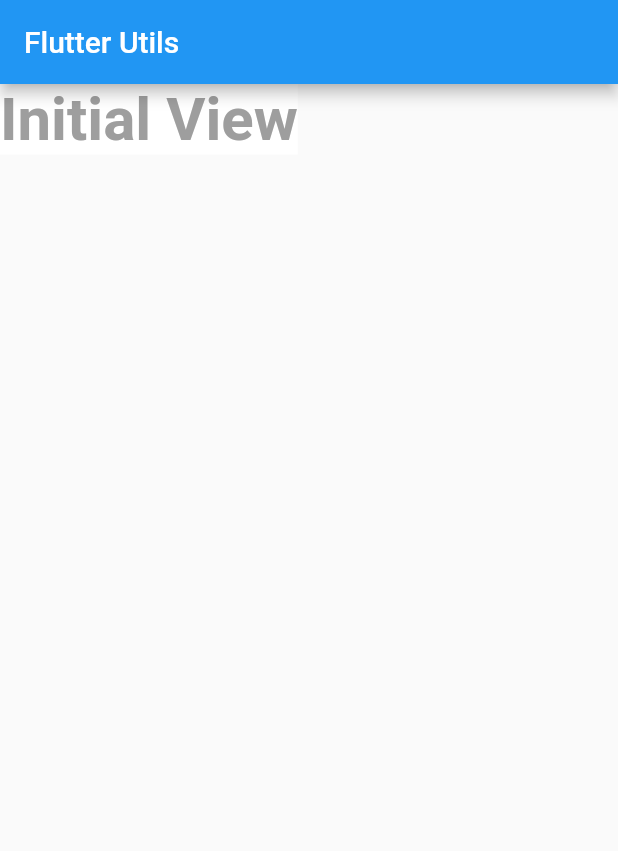
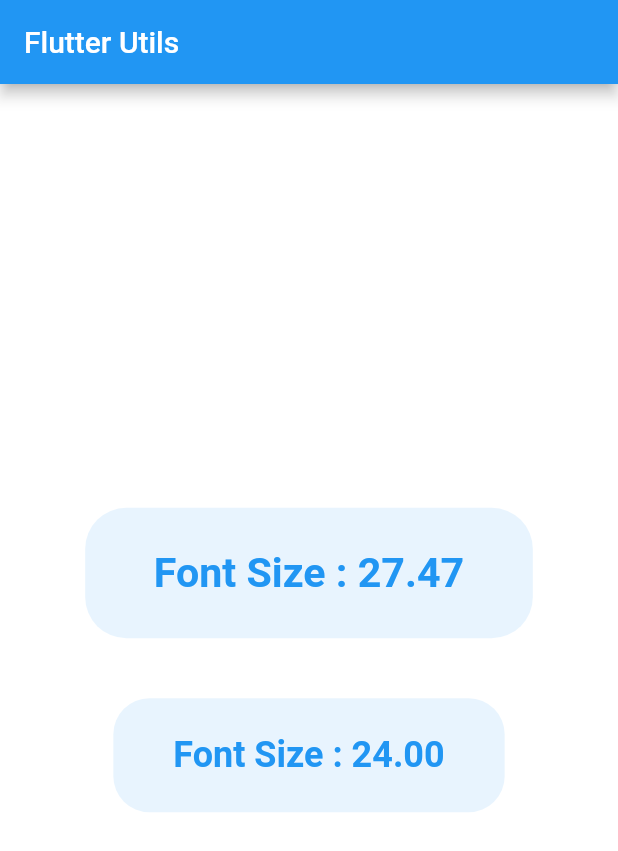
Before and after one commit to Mohiuddin655-DEV/flutter_utils, a Flutter app: the screen it shows after launch, on a phone screen of 412 x 824 dp. Shown: the top 851 px of the screen. Run offline on Flutter 3.47's test engine with Material 2 defaults, Android fonts, the light colour scheme and no system bars.

Commit message:
size_config - v1.0.0

```diff
--- /dev/null
+++ b/lib/core/utils/size_config.dart
@@ -0,0 +1,131 @@
+import 'package:flutter/cupertino.dart';
+
+class SizeConfig {
+  final int _resMobile = 480; //320 << 480
+  final int _resPad = 768; //481 << 768
+  final int _resLaptop = 1024; //769 << 1024
+  final int _resDesktop = 1200; //1025 << 1200
+
+  late Size mSize;
+  late double mScreenWidth;
+  late double mScreenHeight;
+  late double _detectedPixel, _detectedSpace;
+  late bool isMobile, isPad, isLaptop, isDesktop, isTV;
+
+  SizeConfig(BuildContext context, bool isScreenDetected) {
+    mSize = MediaQuery.of(context).size;
+    mScreenWidth = mSize.width;
+    mScreenHeight = mSize.height;
+    isMobile = mScreenWidth <= _resMobile;
+    isPad = mScreenWidth > _resMobile && mScreenWidth <= _resPad;
+    isLaptop = mScreenWidth > _resPad && mScreenWidth <= _resLaptop;
+    isDesktop = mScreenWidth > _resLaptop && mScreenWidth <= _resDesktop;
+    isTV = mScreenWidth > _resDesktop;
+    _detectedPixel = isScreenDetected ? _suggestedPixel() : mScreenWidth;
+    _detectedSpace = isScreenDetected ? _suggestedSpace() : mScreenWidth;
+  }
+
+  static SizeConfig of(BuildContext context,
+      {bool isScreenDetected = false}) {
+    return SizeConfig(context, isScreenDetected);
+  }
+
+  double percentageSize(double totalSize, double percentageSize) {
+    if (percentageSize > 100) return totalSize;
+    if (percentageSize < 0) return 0;
+    return totalSize * (percentageSize / 100);
+  }
+
+  double dividedSize(double totalSize, double dividedLength) {
+    if (dividedLength > totalSize) return totalSize;
+    if (dividedLength < 0) return 0;
+    return totalSize / dividedLength;
+  }
+
+  double fontSize(double initialSize) {
+    final x = initialSize / _screenVariant();
+    final v = x < 0 ? 1.0 : x;
+    return percentageSize(_detectedPixel, v);
+  }
+
+  double pixel(double initialSize, {bool isScreenDetected = false}) {
+    final x = initialSize / _screenVariant();
+    final v = x < 0 ? 1.0 : x;
+    return percentageSize(_detectedPixel, v);
+  }
+
+  double space(double initialSize) {
+    final x = initialSize / _screenVariant();
+    final v = x < 0 ? 1.0 : x;
+    return percentageSize(_detectedSpace, v);
+  }
+
+  double squire({double percentage = 100}) {
+    return percentageSize(_detectedPixel, percentage);
+  }
+
+  double percentageWidth(double percentage) {
+    return percentageSize(mScreenWidth, percentage);
+  }
+
+  double percentageHeight(double percentage) {
+    return percentageSize(mScreenHeight, percentage);
+  }
+
+  double percentageFontSize(double percentage) {
+    return percentageSize(_detectedPixel, percentage);
+  }
+
+  double percentageSpace(double percentage) {
+    return percentageSize(_detectedPixel, percentage);
+  }
+
+  // Optional
+  double percentageSpaceHorizontal(double percentage) {
+    return percentageSpace(percentage);
+  }
+
+  double percentageSpaceVertical(double percentage) {
+    return percentageSize(mScreenHeight, percentage);
+  }
+
+  double dividedSpace(double dividedLength) {
+    return dividedSize(_detectedPixel, dividedLength);
+  }
+
+  // Optional
+  double dividedSpaceHorizontal(double dividedLength) {
+    return dividedSpace(dividedLength);
+  }
+
+  double dividedSpaceVertical(double dividedLength) {
+    return dividedSize(mScreenHeight, dividedLength);
+  }
+
+  // TODO: Customize by Screen position
+  double _screenVariant() {
+    if (isTV) {
+      return 8;
+    } else if (isDesktop) {
+      return 7;
+    } else if (isLaptop) {
+      return 6;
+    } else if (isPad) {
+      return 5;
+    } else {
+      return 3.6;
+    }
+  }
+
+  double _suggestedPixel() {
+    if (isTV || isDesktop || isLaptop) {
+      return mScreenHeight;
+    } else {
+      return mScreenWidth;
+    }
+  }
+
+  double _suggestedSpace() {
+    return mScreenWidth;
+  }
+}
--- a/lib/main.dart
+++ b/lib/main.dart
@@ -1,4 +1,5 @@
 import 'package:flutter/material.dart';
+import 'package:flutter_utils/core/utils/size_config.dart';
 
 void main() {
   runApp(const MyApp());
@@ -29,16 +30,74 @@
         title: const Text('Flutter Utils'),
       ),
       body: Container(
+        width: double.infinity,
+        height: double.infinity,
         color: Colors.white,
-        child: const Text(
-          'Initial View',
-          style: TextStyle(
-            color: Colors.grey,
-            fontWeight: FontWeight.bold,
-            fontSize: 40,
-          ),
+        child: Column(
+          crossAxisAlignment: CrossAxisAlignment.center,
+          mainAxisAlignment: MainAxisAlignment.center,
+          children: const [
+            TextViewWithAppSizeConfig(),
+            SizedBox(height: 40),
+            TextViewWithoutAppSizeConfig(),
+          ],
         ),
       ),
     );
   }
 }
+
+class TextViewWithAppSizeConfig extends StatelessWidget {
+  const TextViewWithAppSizeConfig({Key? key}) : super(key: key);
+
+  @override
+  Widget build(BuildContext context) {
+    SizeConfig config = SizeConfig.of(context);
+    double fontSize = config.fontSize(24.00);
+    return Container(
+      padding: EdgeInsets.symmetric(
+        horizontal: config.space(40),
+        vertical: config.space(24),
+      ),
+      decoration: BoxDecoration(
+        color: Colors.blue.withOpacity(0.1),
+        borderRadius: BorderRadius.circular(config.pixel(24)),
+      ),
+      child: Text(
+        'Font Size : ${fontSize.toStringAsFixed(2)}',
+        style: TextStyle(
+          color: Colors.blue,
+          fontWeight: FontWeight.bold,
+          fontSize: config.fontSize(24),
+        ),
+      ),
+    );
+  }
+}
+
+class TextViewWithoutAppSizeConfig extends StatelessWidget {
+  const TextViewWithoutAppSizeConfig({Key? key}) : super(key: key);
+
+  @override
+  Widget build(BuildContext context) {
+    double fontSize = 24.00;
+    return Container(
+      padding: const EdgeInsets.symmetric(
+        horizontal: 40,
+        vertical: 24,
+      ),
+      decoration: BoxDecoration(
+        color: Colors.blue.withOpacity(0.1),
+        borderRadius: BorderRadius.circular(24),
+      ),
+      child: Text(
+        'Font Size : ${fontSize.toStringAsFixed(2)}',
+        style: TextStyle(
+          color: Colors.blue,
+          fontWeight: FontWeight.bold,
+          fontSize: fontSize,
+        ),
+      ),
+    );
+  }
+}
```
Also changed, not shown: 2 other files.
